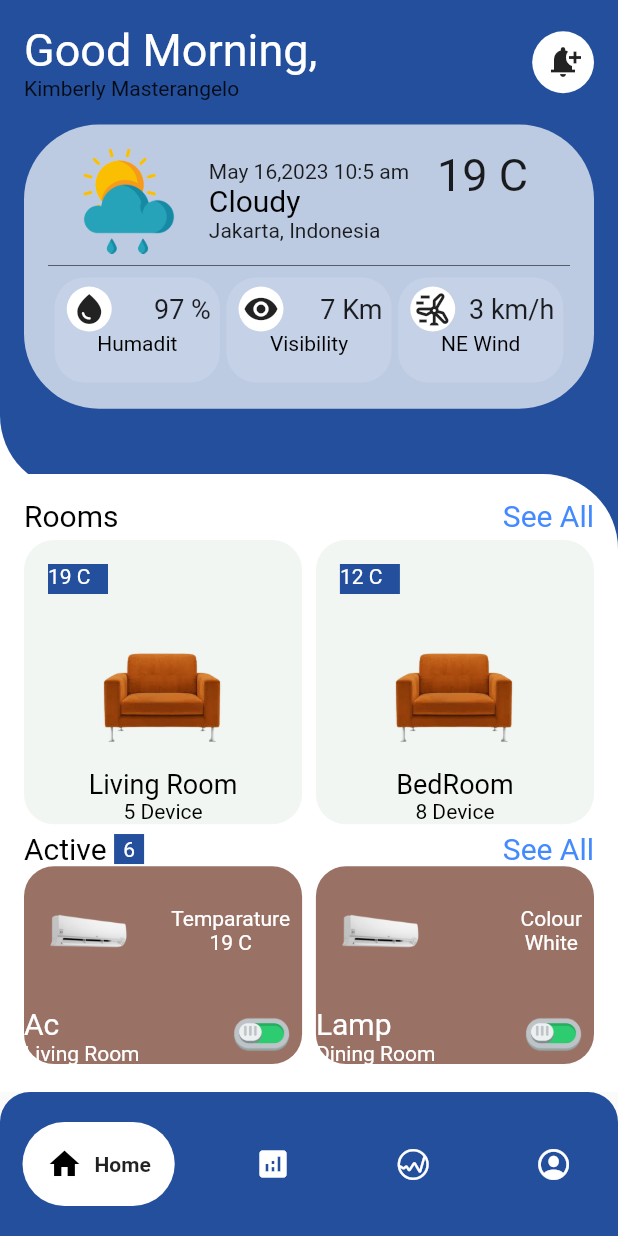
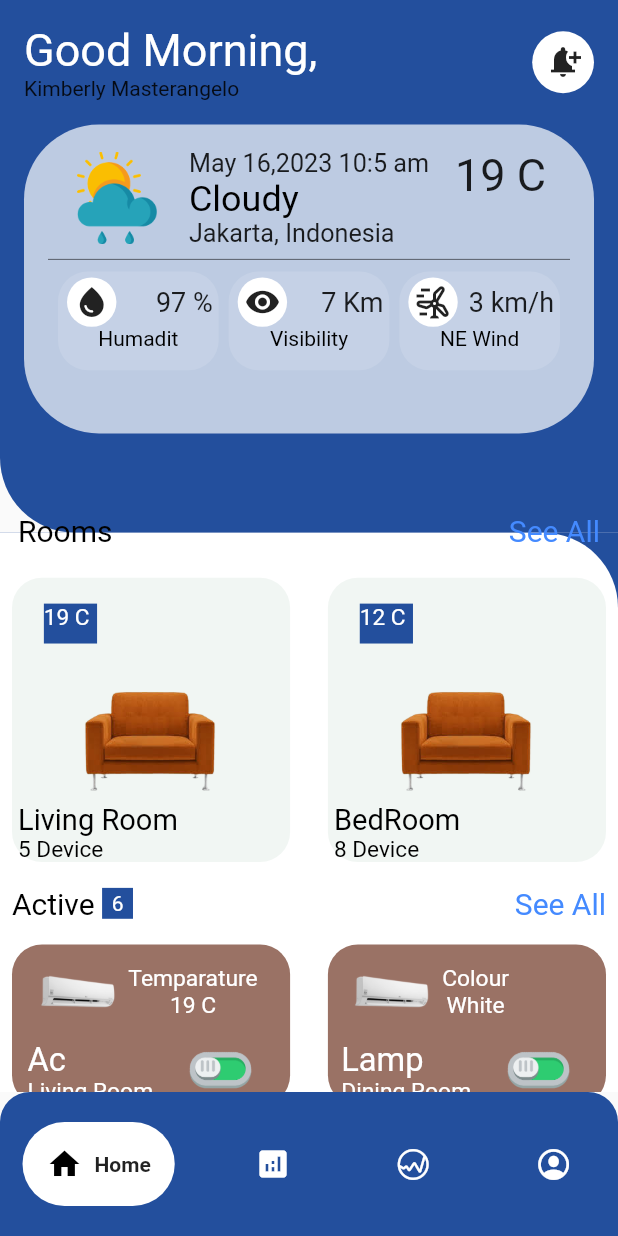
Before and after one commit to Mahibulhassan/Innova_Infosys, a Flutter app: the screen it shows after launch, on a phone screen of 412 x 824 dp. Run offline on Flutter 3.47's test engine with Material 2 defaults, Android fonts, the phone set to English and light mode, and no system bars; drawn by our look-alikes of google_nav_bar; our stand-ins replace fl_chart; missing offline and left inert: dart:ffi.

Commit message:
Home Page Responsive done

```diff
--- a/Smar Home Management/smart_home_management/lib/Screens/HomePage.dart
+++ b/Smar Home Management/smart_home_management/lib/Screens/HomePage.dart
@@ -16,28 +16,37 @@ class _HomePageState extends State<HomePage> {
   Widget build(BuildContext context) {
     var size = MediaQuery.of(context).size;
     return Scaffold(
-      body: Container(
-        height: size.height,
-        width: size.width,
+      body: Center(
         child: Stack(
           children: [
-            Stack(
+            Column(
               children: [
                 Container(
-                  height: size.height/2.5,
-                  width: size.width,
-                  decoration: BoxDecoration(
-                    color: Colors.white,
-                  ),
-                ),
-                Container(
-                  height: size.height /2.52,
-                  width: size.width,
+                  height:size.height*0.431 ,
                   decoration: BoxDecoration(
                     color: AppColors.main_colour,
                     borderRadius: BorderRadius.only(bottomLeft: Radius.circular(50)),
                   ),
-                  child: SafeArea(
+                ),
+                Expanded(
+                  child: Container(
+                    decoration: BoxDecoration(
+                      color: AppColors.main_colour,
+                      borderRadius: BorderRadius.only(bottomLeft: Radius.circular(50)),
+                    ),
+                    child: Container(
+                      height:size.height*0.49 ,
+                      decoration: BoxDecoration(
+                        color: Colors.white,
+                        borderRadius: BorderRadius.only(topRight: Radius.circular(50)),
+                      ),
+                    ),
+                  ),
+                ),
+              ],
+            ),
+            SafeArea(
+              child: SingleChildScrollView(
                 child: Column(
                   children: [
                     Padding(
@@ -66,28 +75,34 @@ class _HomePageState extends State<HomePage> {
                     Padding(
                       padding: const EdgeInsets.fromLTRB(16, 0, 16, 0),
                       child: Container(
-                            height: size.height * 0.23,
+                        height: size.height * 0.25,
                         width: size.width,
                         decoration: BoxDecoration(
                           color: Colors.white70,
                           borderRadius: BorderRadius.all(Radius.circular(50)),
                         ),
-
                         //Top Order View Implemented Here.....
                         child: Padding(
                           padding: const EdgeInsets.all(16.0),
                           child: Column(
                             children: [
-                                  Row(
+                              Container(
+                                height: size.height*0.08,
+                                width: size.width*01,
+                                child: Row(
                                   mainAxisAlignment: MainAxisAlignment.spaceEvenly,
                                   children: [
                                     Container(
-                                        height: 70,
-                                        width: 70,
+                                      height: size.height*0.08,
+                                      width: size.width*0.15,
                                       child: Image(
                                           image: AssetImage("assets/weather.png")),
                                     ),
-                                      Column(
+                                    Container(
+                                      height: size.height*0.09,
+                                      width: size.width*0.40,
+                                      child: FittedBox(
+                                        child: Column(
                                           crossAxisAlignment: CrossAxisAlignment.start,
                                           children: [
                                             Text("May 16,2023 10:5 am"),
@@ -95,61 +110,46 @@ class _HomePageState extends State<HomePage> {
                                             Text("Jakarta, Indonesia")
                                           ],
                                         ),
+                                      ),
+                                    ),
                                     Container(
-                                        height: 70,
-                                        width: 70,
+                                      height: size.height*0.20,
+                                      width: size.width*0.15,
                                       child: Text("19 C",style: TextStyle(fontSize: 30),),
                                     ),
                                   ],
                                 ),
+                              ),
                               Divider(color: Colors.black54,),
-                                  Row(
+                              Container(
+                                height: size.height*0.08,
+                                width: size.width*01,
+                                child: Row(
                                   mainAxisAlignment: MainAxisAlignment.spaceEvenly,
                                   children: [
-                                      HomeTopView(Icons.water_drop,"97 %","Humadit"),
-                                      HomeTopView(Icons.remove_red_eye,"7 Km","Visibility"),
-                                      HomeTopView(Icons.wind_power_outlined,"3 km/h","NE Wind")
+                                    HomeTopView(size,Icons.water_drop,"97 %","Humadit"),
+                                    HomeTopView(size,Icons.remove_red_eye,"7 Km","Visibility"),
+                                    HomeTopView(size,Icons.wind_power_outlined,"3 km/h","NE Wind")
                                   ],
-                                  )
+                                ),
+                              ),
+
+
                             ],
                           ),
                         ),
                       ),
-                        )
-                      ],
-                    )
-                  )
                     ),
-                Align(
-                  alignment: Alignment.bottomCenter,
-                  child: Container(
-                    width: size.width,
-                    height: size.height/ 2,
-                    decoration: BoxDecoration(
-                      color: AppColors.main_colour
-                    ),
-                  ),
-                ),
-                Align(
-                  alignment: Alignment.bottomCenter,
-                  child: Container(
-                    width: size.width,
-                    height: size.height/ 2,
-                    decoration: BoxDecoration(
-                      color: Colors.white,
-                      borderRadius: BorderRadius.only(topRight: Radius.circular(50)),
-                    ),
-                    child: Padding(
-                      padding: const EdgeInsets.all(16.0),
-                      child: Column(
-                        children: [
-                          Row(
+                    SizedBox(height: size.height*0.05,),
+                    Padding(
+                      padding: const EdgeInsets.all(12.0),
+                      child: Row(
                         mainAxisAlignment: MainAxisAlignment.spaceBetween,
                         children: [
                           showText("Rooms", 20, Colors.black),
                           showText("See All", 20, Colors.blueAccent),
                         ],),
-                          SizedBox(height: 5,),
+                    ),
                     Row(
                       mainAxisAlignment: MainAxisAlignment.spaceBetween,
                       children: [
@@ -157,8 +157,9 @@ class _HomePageState extends State<HomePage> {
                         HomeMiddleView(size,"12 C","BedRoom","8 Device","assets/sufa.png")
                       ],
                     ),
-                          SizedBox(height: 5,),
-                          Row(
+                    Padding(
+                      padding: const EdgeInsets.all(8.0),
+                      child: Row(
                         mainAxisAlignment: MainAxisAlignment.spaceBetween,
                         children: [
                           Row(
@@ -166,8 +167,8 @@ class _HomePageState extends State<HomePage> {
                               showText("Active", 20, Colors.black),
                               SizedBox(width: 5,),
                               Container(
-                                    height: 20,
-                                    width: 20,
+                                height: size.height*0.025,
+                                width: size.width*0.05,
                                 color: AppColors.main_colour,
                                 child: Center(child: Text("6",style: TextStyle(color: Colors.white),)),
                               )
@@ -175,6 +176,7 @@ class _HomePageState extends State<HomePage> {
                           ),
                           showText("See All", 20, Colors.blueAccent)
                         ],),
+                    ),
                     Row(
                       mainAxisAlignment: MainAxisAlignment.spaceBetween,
                       children: [
@@ -185,10 +187,7 @@ class _HomePageState extends State<HomePage> {
                   ],
                 ),
               ),
-                  ),
-                ),
-              ],
-            ),
+            )
           ],
         ),
       ),
--- a/Smar Home Management/smart_home_management/lib/widgets/HomePageWidgets/Allwidgets.dart
+++ b/Smar Home Management/smart_home_management/lib/widgets/HomePageWidgets/Allwidgets.dart
@@ -1,16 +1,16 @@
 import 'package:flutter/material.dart';
 import '../../uility/AppColors.dart';
 
-Widget HomeTopView(var icon ,String data, String name){
+Widget HomeTopView(Size size,var icon ,String data, String name){
   return Container(
-    height: 70,
-    width: 110,
+    height:size.height*0.20,
+    width: size.width*0.26,
     decoration: BoxDecoration(
       color: Colors.white12,
       borderRadius: BorderRadius.all(Radius.circular(20)),
     ),
     child: Padding(
-      padding: EdgeInsets.all(6.0),
+      padding: EdgeInsets.all(4.0),
       child: Column(
         children: [
           Row(
@@ -18,8 +18,8 @@ Widget HomeTopView(var icon ,String data, String name){
             children: [
               Container(
                 margin: EdgeInsets.only(left: 2),
-                height: 30,
-                width: 30,
+                height: size.height*0.04,
+                width: size.width*0.08,
                 decoration: BoxDecoration(
                     color: Colors.white,
                     borderRadius: BorderRadius.all(Radius.circular(50))
@@ -38,52 +38,59 @@ Widget HomeTopView(var icon ,String data, String name){
 }
 
 
-Widget HomeMiddleView(var size ,String tempar,String name,String device,String image ){
-
-  return Container(
+Widget HomeMiddleView(Size size ,String tempar,String name,String device,String image ){
+  return Padding(
+    padding: const EdgeInsets.all(8.0),
+    child: Container(
       height: size.height*0.23,
       width: size.width*0.45,
       decoration: BoxDecoration(
         color: AppColors.shasow_colour,
         borderRadius: BorderRadius.all(Radius.circular(20)),
       ),
+      child: FittedBox(
         child: Column(
           crossAxisAlignment: CrossAxisAlignment.start,
           children: [
             Padding(
               padding: const EdgeInsets.all(16.0),
               child: Container(
-            height: 20,
-            width: 40,
+                height: size.height*0.03,
+                width: size.width*0.08,
                 child: Text(tempar,style: TextStyle(color: Colors.white),),
                 color: AppColors.main_colour,
               ),
             ),
             Center(
               child: Container(
-            height: 100,
-            width: 100,
+                height: size.height*0.10,
+                width: size.width*0.40,
                 child: FittedBox(
                     child:Image(
                         image: AssetImage(image)) ),
               ),
             ),
-        Center(child: Text(name,style: TextStyle(color: Colors.black,fontSize: 18),)),
-        Center(child: Text(device,style: TextStyle(color: Colors.black),)),
+            Text(name,style: TextStyle(color: Colors.black,fontSize: 18),),
+            Text(device,style: TextStyle(color: Colors.black),),
           ],
+        ),
+      ),
     ),
   );
 }
 
 
 Widget HomeLowerView(var size,String name,String subname,String lname,String lsubname,String image){
-  return Container(
-    height: size.height*0.16,
+  return Padding(
+    padding: const EdgeInsets.all(8.0),
+    child: Container(
+      height: size.height*0.13,
       width: size.width*0.45,
       decoration: BoxDecoration(
         color: AppColors.shasow_chocklet,
         borderRadius: BorderRadius.all(Radius.circular(20)),
       ),
+      child: FittedBox(
         child: Column(
           crossAxisAlignment: CrossAxisAlignment.start,
           children: [
@@ -93,8 +100,8 @@ Widget HomeLowerView(var size,String name,String subname,String lname,String lsu
                 mainAxisAlignment: MainAxisAlignment.spaceBetween,
                 children: [
                   Container(
-                height: 70,
-                width:70,
+                    height: size.height*0.05,
+                    width: size.width*0.15,
                     child:  Image(
                         image: AssetImage(image)),
                   ),
@@ -109,7 +116,9 @@ Widget HomeLowerView(var size,String name,String subname,String lname,String lsu
                 ],
               ),
             ),
-        Row(
+            Padding(
+              padding: const EdgeInsets.only(left: 8),
+              child: Row(
                 mainAxisAlignment: MainAxisAlignment.spaceBetween,
                 children: [
                   Column(
@@ -119,18 +128,18 @@ Widget HomeLowerView(var size,String name,String subname,String lname,String lsu
                       Text(lsubname,style: TextStyle(color: Colors.white,fontSize: 14),),
                     ],
                   ),
-            Padding(
-              padding: const EdgeInsets.all(7.0),
-              child: Container(
-                height: 40,
-                width: 40,
+                  Container(
+                    height: size.height*0.05,
+                    width: size.width*0.20,
                     child: Image(
                         image: AssetImage("assets/switch.png")),
+                  )
+                ],
               ),
             )
           ],
-        )
-      ],
+        ),
+      ),
     ),
   );
 }
```
Lines whose indentation alone changed are shown as unchanged.
